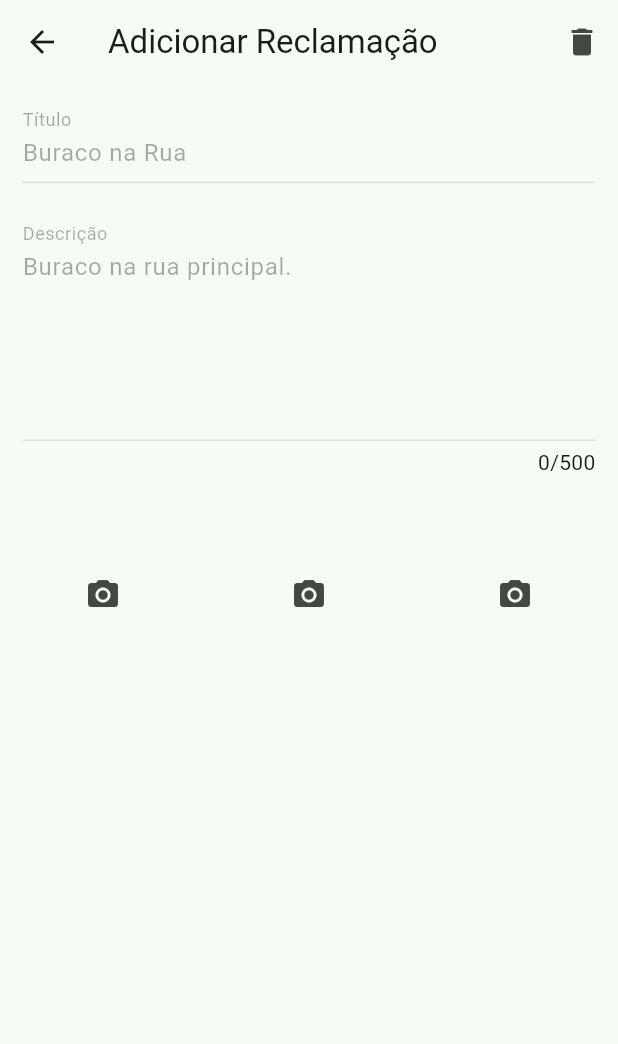
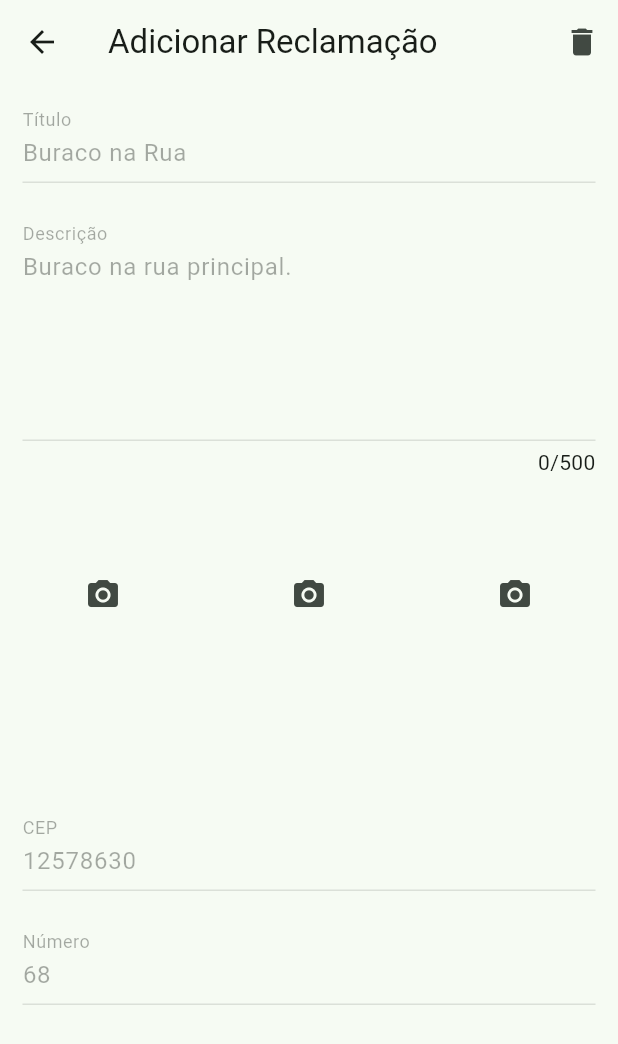
Before and after one commit to vinirecoaro/sos_community, a Flutter app: the screen it shows after launch, after a tap on "Buraco na Rua", on a phone screen of 412 x 824 dp. Shown: the top 1044 px of the screen. Run offline on Flutter 3.47's test engine with Material 3 defaults, Android fonts, the light colour scheme and no system bars; our stand-ins replace image_picker.

Commit message:
Finished layout off show details off a claim

```diff
--- a/lib/models/claim.dart
+++ b/lib/models/claim.dart
@@ -1,20 +1,25 @@
 class Claim {
-  double lat;
-  double lon;
+  double? lat;
+  double? lon;
   String description;
   String pictureLink;
   String title;
   DateTime date;
   String status;
   bool edit;
+  int? cep;
+  int? num;
 
-  Claim(
-      {required this.lat,
-      required this.lon,
-      required this.description,
-      required this.pictureLink,
-      required this.title,
-      required this.date,
-      this.status = "Em análise",
-      this.edit = false});
+  Claim({
+    this.lat,
+    this.lon,
+    required this.description,
+    required this.pictureLink,
+    required this.title,
+    required this.date,
+    this.status = "Em análise",
+    this.edit = false,
+    this.cep,
+    this.num,
+  });
 }
--- a/lib/screens/add_claim_screen.dart
+++ b/lib/screens/add_claim_screen.dart
@@ -22,12 +22,22 @@ class _AddClaimScreenState extends State<AddClaimScreen> {
     final TextEditingController descriptionController = TextEditingController();
     final TextEditingController cepController = TextEditingController();
     final TextEditingController numController = TextEditingController();
+    final TextEditingController latController = TextEditingController();
+    final TextEditingController lonController = TextEditingController();
 
     view = claim.edit;
 
     if (view) {
       titleController.text = claim.title;
       descriptionController.text = claim.description;
+      if (claim.lat == null) {
+        isChecked = false;
+        cepController.text = claim.cep.toString();
+        numController.text = claim.num.toString();
+      } else {
+        latController.text = claim.lat.toString();
+        lonController.text = claim.lon.toString();
+      }
     }
 
     return Scaffold(
@@ -101,6 +111,36 @@ class _AddClaimScreenState extends State<AddClaimScreen> {
                       controller: descriptionController,
                     ),
                     const PhotoUploadContainer(),
+                    if (!isChecked)
+                      Column(
+                        children: [
+                          InputField(
+                            label: "CEP",
+                            enabled: false,
+                            controller: cepController,
+                          ),
+                          InputField(
+                            label: "Número",
+                            enabled: false,
+                            controller: numController,
+                          ),
+                        ],
+                      ),
+                    if (isChecked)
+                      Column(
+                        children: [
+                          InputField(
+                            label: "Latidude",
+                            enabled: false,
+                            controller: latController,
+                          ),
+                          InputField(
+                            label: "Longitude",
+                            enabled: false,
+                            controller: lonController,
+                          ),
+                        ],
+                      )
                   ],
                 )
             ],
--- a/lib/screens/claims_list_screen.dart
+++ b/lib/screens/claims_list_screen.dart
@@ -12,13 +12,12 @@ class ClaimsListScreen extends StatefulWidget {
 List<Claim> claimList = [
   // Objeto 1
   Claim(
-    lat: -23.5505,
-    lon: -46.6333,
-    description: "Buraco na rua principal.",
-    pictureLink: "https://example.com/buraco.jpg",
-    title: "Buraco na Rua",
-    date: DateTime(2024, 4, 28),
-  ),
+      description: "Buraco na rua principal.",
+      pictureLink: "https://example.com/buraco.jpg",
+      title: "Buraco na Rua",
+      date: DateTime(2024, 4, 28),
+      cep: 12578630,
+      num: 68),
   // Objeto 2
   Claim(
     lat: -22.9068,
```
